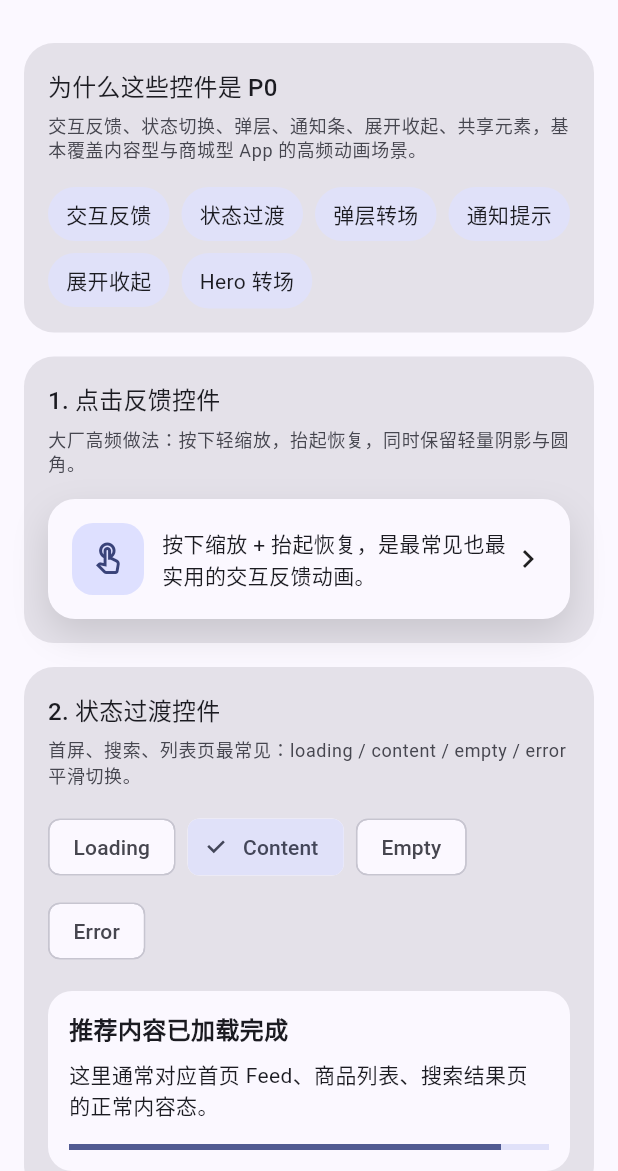
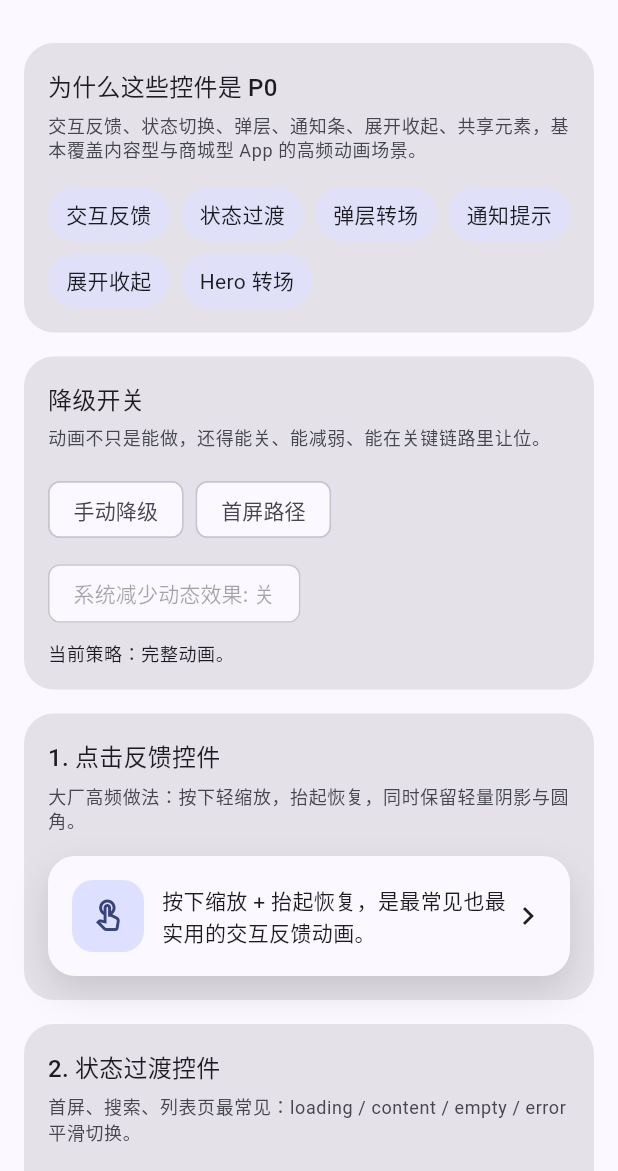
Before and after one commit to maochengfangv/21DaysALLIN, a Flutter app: the screen it shows after launch, after a tap on "✨ 大厂 Flutter 动画控件 Demo", on a phone screen of 412 x 824 dp, the part 65-1236 px from its top. Run offline on Flutter 3.47's test engine with Material 3 defaults, Android fonts, the light colour scheme and no system bars; our stand-ins replace cached_network_image, dio, plugin_platform_interface; missing offline and left inert: dart:ffi.

Commit message:
优化三

```diff
--- a/flutter_demo/lib/pages/industry_animation_controls_page.dart
+++ b/flutter_demo/lib/pages/industry_animation_controls_page.dart
@@ -18,6 +18,28 @@ class _AnimationTokens {
   static const Curve exit = Curves.easeInCubic;
   static const Curve standardCurve = Curves.easeInOutCubic;
   static const Curve pressCurve = Curves.easeOut;
+}
+
+class AppMotionScope extends InheritedWidget {
+  final bool reduceMotion;
+  final bool criticalPath;
+
+  const AppMotionScope({
+    super.key,
+    required this.reduceMotion,
+    required this.criticalPath,
+    required super.child,
+  });
+
+  static AppMotionScope? maybeOf(BuildContext context) {
+    return context.dependOnInheritedWidgetOfExactType<AppMotionScope>();
+  }
+
+  @override
+  bool updateShouldNotify(AppMotionScope oldWidget) {
+    return reduceMotion != oldWidget.reduceMotion ||
+        criticalPath != oldWidget.criticalPath;
+  }
 }
 
 class IndustryAnimationControlsPage extends StatelessWidget {
@@ -49,6 +71,8 @@ class _IndustryAnimationControlsViewState
   _DemoViewState _state = _DemoViewState.content;
   bool _noticeVisible = true;
   bool _expanded = false;
+  bool _manualReducedMotion = false;
+  bool _criticalPath = false;
 
   void _showActionPanel() {
     showModalBottomSheet<void>(
@@ -79,8 +103,15 @@ class _IndustryAnimationControlsViewState
   @override
   Widget build(BuildContext context) {
     final theme = Theme.of(context);
+    final systemReduceMotion =
+        MediaQuery.maybeOf(context)?.disableAnimations ?? false;
+    final reduceMotion =
+        systemReduceMotion || _manualReducedMotion || _criticalPath;
 
-    return ListView(
+    return AppMotionScope(
+      reduceMotion: reduceMotion,
+      criticalPath: _criticalPath,
+      child: ListView(
       padding: const EdgeInsets.all(16),
       children: [
         _SectionCard(
@@ -96,6 +127,42 @@ class _IndustryAnimationControlsViewState
               _TagChip(label: '通知提示'),
               _TagChip(label: '展开收起'),
               _TagChip(label: 'Hero 转场'),
+            ],
+          ),
+        ),
+        const SizedBox(height: 16),
+        _SectionCard(
+          title: '降级开关',
+          subtitle: '动画不只是能做，还得能关、能减弱、能在关键链路里让位。',
+          child: Column(
+            crossAxisAlignment: CrossAxisAlignment.start,
+            children: [
+              Wrap(
+                spacing: 8,
+                runSpacing: 8,
+                children: [
+                  FilterChip(
+                    label: const Text('手动降级'),
+                    selected: _manualReducedMotion,
+                    onSelected: (v) => setState(() => _manualReducedMotion = v),
+                  ),
+                  FilterChip(
+                    label: const Text('首屏路径'),
+                    selected: _criticalPath,
+                    onSelected: (v) => setState(() => _criticalPath = v),
+                  ),
+                  FilterChip(
+                    label: Text(systemReduceMotion ? '系统减少动态效果: 开' : '系统减少动态效果: 关'),
+                    selected: systemReduceMotion,
+                    onSelected: null,
+                  ),
+                ],
+              ),
+              const SizedBox(height: 8),
+              Text(
+                reduceMotion ? '当前策略：关闭/减弱动画，关键链路让位。' : '当前策略：完整动画。',
+                style: theme.textTheme.bodySmall,
+              ),
             ],
           ),
         ),
@@ -261,6 +328,7 @@ class _IndustryAnimationControlsViewState
           ),
         ),
       ],
+    ),
     );
   }
 }
@@ -355,17 +423,18 @@ class _AppPressableState extends State<AppPressable> {
   @override
   Widget build(BuildContext context) {
     final theme = Theme.of(context);
+    final reduceMotion = AppMotionScope.maybeOf(context)?.reduceMotion ?? false;
     return GestureDetector(
       onTapDown: (_) => _setPressed(true),
       onTapCancel: () => _setPressed(false),
       onTapUp: (_) => _setPressed(false),
       onTap: widget.onTap,
       child: AnimatedScale(
-        duration: _AnimationTokens.press,
+        duration: reduceMotion ? Duration.zero : _AnimationTokens.press,
         curve: _AnimationTokens.pressCurve,
-        scale: _pressed ? 0.97 : 1,
+        scale: reduceMotion ? 1 : (_pressed ? 0.97 : 1),
         child: AnimatedContainer(
-          duration: _AnimationTokens.quick,
+          duration: reduceMotion ? Duration.zero : _AnimationTokens.quick,
           curve: _AnimationTokens.enter,
           padding: const EdgeInsets.all(16),
           decoration: BoxDecoration(
@@ -387,6 +456,8 @@ class AppStateSwitcher extends StatelessWidget {
 
   @override
   Widget build(BuildContext context) {
+    final reduceMotion = AppMotionScope.maybeOf(context)?.reduceMotion ?? false;
+    if (reduceMotion) return child;
     return AnimatedSwitcher(
       duration: _AnimationTokens.standard,
       switchInCurve: _AnimationTokens.enter,
@@ -410,6 +481,16 @@ class AppNoticeBanner extends StatelessWidget {
   @override
   Widget build(BuildContext context) {
     final theme = Theme.of(context);
+    final reduceMotion = AppMotionScope.maybeOf(context)?.reduceMotion ?? false;
+    if (reduceMotion) {
+      return visible
+          ? Container(
+              padding: const EdgeInsets.all(14),
+              decoration: BoxDecoration(color: theme.colorScheme.primaryContainer, borderRadius: BorderRadius.circular(16)),
+              child: Row(children: [Icon(icon, color: theme.colorScheme.onPrimaryContainer), const SizedBox(width: 10), Expanded(child: Text(message, style: theme.textTheme.bodyMedium?.copyWith(color: theme.colorScheme.onPrimaryContainer)))]),
+            )
+          : const SizedBox.shrink();
+    }
     return AnimatedSlide(
       duration: _AnimationTokens.emphasized,
       curve: _AnimationTokens.enter,
@@ -440,6 +521,13 @@ class AppExpandableSection extends StatelessWidget {
 
   @override
   Widget build(BuildContext context) {
+    final reduceMotion = AppMotionScope.maybeOf(context)?.reduceMotion ?? false;
+    if (reduceMotion) {
+      return ConstrainedBox(
+        constraints: BoxConstraints(maxHeight: expanded ? expandedHeight : collapsedHeight),
+        child: child,
+      );
+    }
     return AnimatedSize(
       duration: _AnimationTokens.standard,
       curve: _AnimationTokens.standardCurve,
@@ -460,11 +548,8 @@ class AppHeroCard extends StatelessWidget {
 
   @override
   Widget build(BuildContext context) {
-    return GestureDetector(
-      onTap: onTap,
-      child: Hero(
-        tag: tag,
-        child: Material(
+    final reduceMotion = AppMotionScope.maybeOf(context)?.reduceMotion ?? false;
+    final card = Material(
       color: Colors.transparent,
       child: Container(
         height: 160,
@@ -472,8 +557,10 @@ class AppHeroCard extends StatelessWidget {
         decoration: BoxDecoration(gradient: const LinearGradient(colors: [Color(0xFF4F46E5), Color(0xFF9333EA)], begin: Alignment.topLeft, end: Alignment.bottomRight), borderRadius: BorderRadius.circular(20)),
         child: child,
       ),
-        ),
-      ),
+    );
+    return GestureDetector(
+      onTap: onTap,
+      child: reduceMotion ? card : Hero(tag: tag, child: card),
     );
   }
 }
@@ -558,12 +645,18 @@ class _ContentPanel extends StatelessWidget {
           const SizedBox(height: 8),
           const Text('这里通常对应首页 Feed、商品列表、搜索结果页的正常内容态。'),
           const Spacer(),
-          TweenAnimationBuilder<double>(
+          Builder(
+            builder: (context) {
+              final reduceMotion = AppMotionScope.maybeOf(context)?.reduceMotion ?? false;
+              if (reduceMotion) {
+                return const LinearProgressIndicator(value: 0.9);
+              }
+              return TweenAnimationBuilder<double>(
                 tween: Tween<double>(begin: 0, end: 0.9),
                 duration: _AnimationTokens.progress,
                 curve: _AnimationTokens.enter,
-            builder: (context, value, _) {
-              return LinearProgressIndicator(value: value);
+                builder: (context, value, _) => LinearProgressIndicator(value: value),
+              );
             },
           ),
         ],
```
Lines whose indentation alone changed are shown as unchanged.
